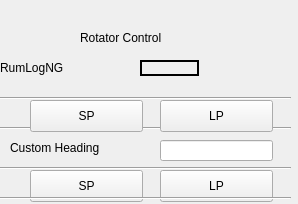
Before: the Qt Designer form QtRotator.ui in timseed/QtRotator, drawn with Qt 5.
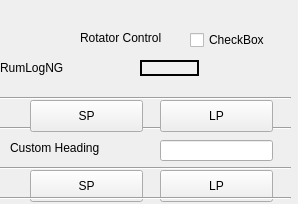
After: the same form once the commit is applied.

What changed in the file:
```diff
--- a/QtRotator.ui
+++ b/QtRotator.ui
@@ -200,6 +200,19 @@
      <enum>Qt::Horizontal</enum>
     </property>
    </widget>
+   <widget class="QCheckBox" name="autoRun">
+    <property name="geometry">
+     <rect>
+      <x>200</x>
+      <y>10</y>
+      <width>86</width>
+      <height>20</height>
+     </rect>
+    </property>
+    <property name="text">
+     <string>CheckBox</string>
+    </property>
+   </widget>
   </widget>
  </widget>
  <resources/>
```
